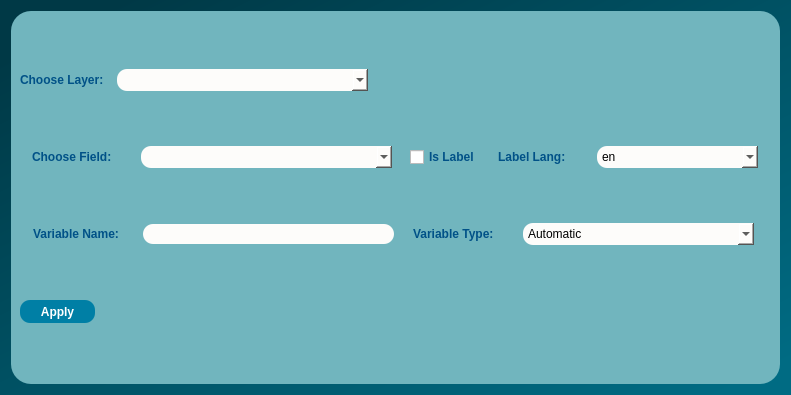
First picture: the form in dialogs/ui/varinputdialog.ui, repository sparqlunicorn/sparqlunicornGoesGIS, before the edit.
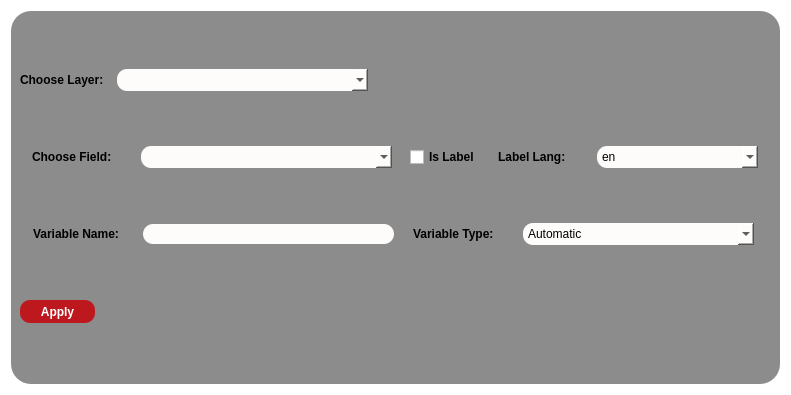
Second picture: the form after the edit.

What changed in the file:
```diff
--- a/dialogs/ui/varinputdialog.ui
+++ b/dialogs/ui/varinputdialog.ui
@@ -15,7 +15,8 @@
   </property>
   <property name="styleSheet">
    <string notr="true">QObject#VarInputDialog{
-background-color:qlineargradient(spread:pad, x1:0, y1:0, x2:1, y2:1, stop:0.0795455 rgba(0, 57, 70, 255), stop:0.5625 rgba(0, 85, 104, 255), stop:0.954545 rgba(0, 107, 131, 255));}
+background-color:rgb(255,255,255);
+}
 </string>
   </property>
   <layout class="QGridLayout" name="gridLayout">
@@ -29,9 +30,10 @@
      </property>
      <property name="styleSheet">
       <string notr="true">QObject#frame{
-	background-color:qlineargradient(spread:pad, x1:0, y1:0, x2:1, y2:1, stop:0.0113636 rgba(113, 181, 190, 255));
+background-color: rgb(140, 140, 140);
 	
-border-radius:20px;}
+Border-radius:20px;}
+
 </string>
      </property>
      <property name="frameShape">
@@ -63,7 +65,7 @@
          </font>
         </property>
         <property name="styleSheet">
-         <string notr="true">color:rgb(0, 81, 135);</string>
+         <string notr="true">color:rgb(0, 0, 0);</string>
         </property>
         <property name="text">
          <string>Choose Layer:</string>
@@ -135,7 +137,7 @@
            </font>
           </property>
           <property name="styleSheet">
-           <string notr="true">color:rgb(0, 81, 135);</string>
+           <string notr="true">color:rgb(0,0,0);</string>
           </property>
           <property name="text">
            <string>Choose Field:</string>
@@ -195,7 +197,7 @@
            <cursorShape>PointingHandCursor</cursorShape>
           </property>
           <property name="styleSheet">
-           <string notr="true">color:rgb(0, 81, 135);</string>
+           <string notr="true">color:rgb(0,0,0);</string>
           </property>
           <property name="text">
            <string>Is Label</string>
@@ -224,7 +226,7 @@
            </font>
           </property>
           <property name="styleSheet">
-           <string notr="true">color:rgb(0, 81, 135);</string>
+           <string notr="true">color:rgb(0,0,0);</string>
           </property>
           <property name="text">
            <string>Label Lang:</string>
@@ -1195,7 +1197,7 @@
            </font>
           </property>
           <property name="styleSheet">
-           <string notr="true">color:rgb(0, 81, 135);</string>
+           <string notr="true">color:rgb(0,0,0);</string>
           </property>
           <property name="text">
            <string>Variable Name:</string>
@@ -1247,7 +1249,7 @@
            </font>
           </property>
           <property name="styleSheet">
-           <string notr="true">color:rgb(0, 81, 135);</string>
+           <string notr="true">color:rgb(0,0,0);</string>
           </property>
           <property name="text">
            <string>Variable Type:</string>
@@ -1337,9 +1339,10 @@
         </property>
         <property name="styleSheet">
          <string notr="true">
-background-color:rgb(0, 127, 165);
+background-color:rgb(189, 24, 29);
 border-radius:10px;
 color: rgb(255, 255, 255);
+
 </string>
         </property>
         <property name="text">
```
